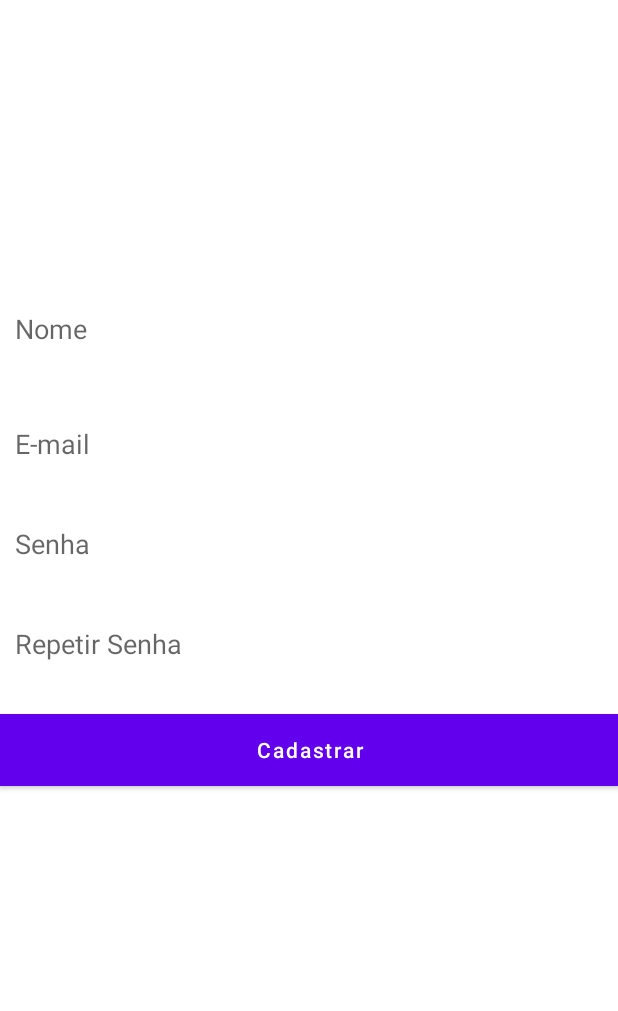
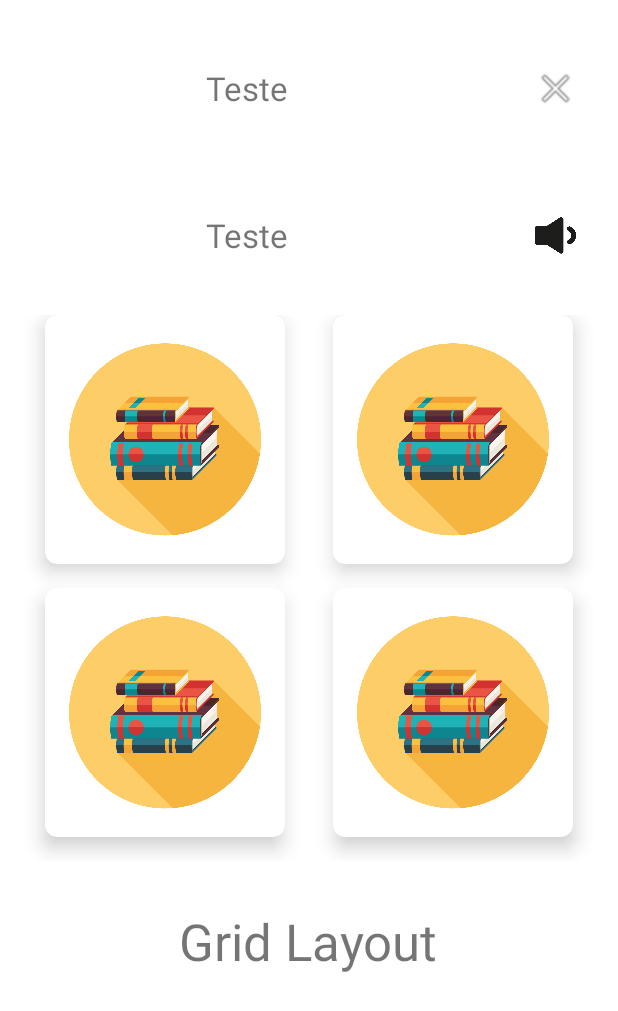
Before and after one commit to italoschramm/bibilinguoFront, an Android app: the fragment HomeFragment shown on its own in the app's theme, after a tap on an icon or button, on a phone screen of 412 x 824 dp. Shown: the top 1011 px of the screen. Run offline under Robolectric (Android 15) with nearby library versions, the light colour scheme and no system bars; network calls fail.

Commit message:
new fragment

```diff
--- a/app/build.gradle
+++ b/app/build.gradle
@@ -7,7 +7,7 @@ android {
 
     defaultConfig {
         applicationId "br.com.italoschramm.bibilinguo"
-        minSdkVersion 18
+        minSdkVersion 21
         targetSdkVersion 29
         versionCode 1
         versionName "1.0"
@@ -30,6 +30,7 @@ android {
 dependencies {
 
     implementation 'androidx.appcompat:appcompat:1.2.0'
+    implementation "androidx.cardview:cardview:1.0.0"
     implementation 'com.google.android.material:material:1.3.0'
     implementation 'androidx.constraintlayout:constraintlayout:2.0.4'
     implementation 'androidx.navigation:navigation-fragment:2.2.2'
--- /dev/null
+++ b/app/src/main/java/br/com/italoschramm/bibilinguo/LessonActivity.java
@@ -0,0 +1,14 @@
+package br.com.italoschramm.bibilinguo;
+
+import androidx.appcompat.app.AppCompatActivity;
+
+import android.os.Bundle;
+
+public class LessonActivity extends AppCompatActivity {
+
+    @Override
+    protected void onCreate(Bundle savedInstanceState) {
+        super.onCreate(savedInstanceState);
+        setContentView(R.layout.activity_lesson);
+    }
+}
--- a/app/src/main/java/br/com/italoschramm/bibilinguo/ui/home/HomeFragment.java
+++ b/app/src/main/java/br/com/italoschramm/bibilinguo/ui/home/HomeFragment.java
@@ -11,6 +11,7 @@ import androidx.annotation.NonNull;
 import androidx.fragment.app.Fragment;
 import androidx.lifecycle.ViewModelProvider;
 
+import br.com.italoschramm.bibilinguo.LessonActivity;
 import br.com.italoschramm.bibilinguo.R;
 import br.com.italoschramm.bibilinguo.RegisterActivity;
 
@@ -39,7 +40,7 @@ public class HomeFragment extends Fragment {
         ImageView imgLesson1 = (ImageView) root.findViewById(R.id.imageLesson1);
         imgLesson1.setOnClickListener(new View.OnClickListener() {
             public void onClick(View v) {
-                Intent registerActivity = new Intent(getActivity(), RegisterActivity.class);
+                Intent registerActivity = new Intent(getActivity(), LessonActivity.class);
                 startActivity(registerActivity);
             }
         });
--- /dev/null
+++ b/app/src/main/res/layout/activity_lesson.xml
@@ -0,0 +1,314 @@
+<?xml version="1.0" encoding="utf-8"?>
+<LinearLayout xmlns:android="http://schemas.android.com/apk/res/android"
+    xmlns:app="http://schemas.android.com/apk/res-auto"
+    xmlns:tools="http://schemas.android.com/tools"
+    android:layout_width="match_parent"
+    android:layout_height="match_parent"
+    android:orientation="vertical"
+    android:weightSum="10"
+    tools:context=".LessonActivity">
+
+    <!-- Grid Title -->
+
+    <LinearLayout
+        android:layout_weight="1"
+        android:layout_width="match_parent"
+        android:layout_height="0dp"
+        android:layout_marginTop="20dp"
+        >
+
+        <!-- Column 1 Grid Title-->
+
+        <RelativeLayout
+            android:layout_weight="0.8"
+            android:layout_width="0dp"
+            android:layout_height="match_parent"
+            android:orientation="horizontal" >
+
+            <TextView
+                android:layout_width="match_parent"
+                android:layout_height="wrap_content"
+                android:layout_gravity="center"
+                android:layout_centerInParent="true"
+                android:textAlignment="center"
+                android:textSize="22dp"
+                android:text="Teste">
+
+            </TextView>
+
+        </RelativeLayout>
+
+        <!-- Column 2 Grid Title-->
+
+        <RelativeLayout
+            android:layout_width="0dp"
+            android:layout_weight="0.2"
+            android:layout_height="match_parent"
+            android:orientation="horizontal">
+
+            <ImageView
+                android:id="@+id/imageCloseLesson"
+                android:src="@drawable/ic_menu_close_clear_cancel"
+                android:layout_width="30dp"
+                android:layout_height="30dp"
+                android:layout_gravity="center"
+                android:layout_centerInParent="true">
+
+            </ImageView>
+
+        </RelativeLayout>
+
+
+    </LinearLayout>
+
+
+    <!-- Grid Question -->
+
+    <LinearLayout
+        android:layout_weight="1"
+        android:layout_width="match_parent"
+        android:layout_height="0dp"
+        android:layout_marginTop="20dp">
+
+            <!-- Grid Question - Column 1-->
+
+            <RelativeLayout
+                android:layout_weight="0.8"
+                android:layout_width="0dp"
+                android:layout_height="match_parent"
+                android:orientation="horizontal">
+
+                <TextView
+                    android:layout_width="match_parent"
+                    android:layout_height="wrap_content"
+                    android:layout_gravity="center"
+                    android:layout_centerInParent="true"
+                    android:textAlignment="center"
+                    android:textSize="22dp"
+                    android:text="Teste">
+                </TextView>
+        </RelativeLayout>
+
+        <!-- Grid Question - Column 2-->
+
+        <RelativeLayout
+            android:layout_width="0dp"
+            android:layout_weight="0.2"
+            android:layout_height="match_parent"
+            android:orientation="horizontal">
+
+            <ImageView
+                android:id="@+id/imageLessonSound"
+                android:src="@drawable/sound"
+                android:layout_width="30dp"
+                android:layout_height="30dp"
+                android:layout_gravity="center"
+                android:layout_centerInParent="true">
+
+            </ImageView>
+
+        </RelativeLayout>
+
+    </LinearLayout>
+
+    <GridLayout
+        android:columnCount="2"
+        android:rowCount="2"
+        android:alignmentMode="alignMargins"
+        android:columnOrderPreserved="false"
+        android:layout_width="match_parent"
+        android:layout_weight="5"
+        android:layout_height="0dp"
+        android:padding = "14dp"
+        >
+
+        <!-- Row 1 -->
+        <!-- Column 1 -->
+        <androidx.cardview.widget.CardView
+            android:layout_width="0dp"
+            android:layout_height="0dp"
+            android:layout_columnWeight="1"
+            android:layout_rowWeight="1"
+            android:layout_marginBottom="16dp"
+            android:layout_marginLeft="16dp"
+            android:layout_marginRight="16dp"
+            app:cardElevation="8dp"
+            app:cardCornerRadius="8dp"
+            >
+
+            <LinearLayout
+                android:layout_gravity="center_horizontal|center_vertical"
+                android:layout_margin="16dp"
+                android:orientation="vertical"
+                android:layout_width="wrap_content"
+                android:layout_height="wrap_content">
+
+                <ImageView
+                    android:src="@drawable/lesson1"
+                    android:layout_gravity="center_vertical"
+                    android:layout_width="wrap_content"
+                    android:layout_height="wrap_content">
+
+                </ImageView>
+
+                <TextView
+                    android:text="Me"
+                    android:textAlignment="center"
+                    android:textSize="18sp"
+                    android:textStyle="bold"
+                    android:layout_width="wrap_content"
+                    android:layout_height="wrap_content">
+
+                </TextView>
+
+            </LinearLayout>
+
+        </androidx.cardview.widget.CardView>
+
+        <!-- Row 1 -->
+        <!-- Column 2 -->
+        <androidx.cardview.widget.CardView
+            android:layout_width="0dp"
+            android:layout_height="0dp"
+            android:layout_columnWeight="1"
+            android:layout_rowWeight="1"
+            android:layout_marginBottom="16dp"
+            android:layout_marginLeft="16dp"
+            android:layout_marginRight="16dp"
+            app:cardElevation="8dp"
+            app:cardCornerRadius="8dp"
+            >
+
+            <LinearLayout
+                android:layout_gravity="center_horizontal|center_vertical"
+                android:layout_margin="16dp"
+                android:orientation="vertical"
+                android:layout_width="wrap_content"
+                android:layout_height="wrap_content">
+
+                <ImageView
+                    android:src="@drawable/lesson1"
+                    android:layout_gravity="center_vertical"
+                    android:layout_width="wrap_content"
+                    android:layout_height="wrap_content">
+
+                </ImageView>
+
+                <TextView
+                    android:text="Me"
+                    android:textAlignment="center"
+                    android:textSize="18sp"
+                    android:textStyle="bold"
+                    android:layout_width="wrap_content"
+                    android:layout_height="wrap_content">
+
+                </TextView>
+
+            </LinearLayout>
+
+        </androidx.cardview.widget.CardView>
+
+        <!-- Row 2 -->
+        <!-- Column 1 -->
+        <androidx.cardview.widget.CardView
+            android:layout_width="0dp"
+            android:layout_height="0dp"
+            android:layout_columnWeight="1"
+            android:layout_rowWeight="1"
+            android:layout_marginBottom="16dp"
+            android:layout_marginLeft="16dp"
+            android:layout_marginRight="16dp"
+            app:cardElevation="8dp"
+            app:cardCornerRadius="8dp"
+            >
+
+            <LinearLayout
+                android:layout_gravity="center_horizontal|center_vertical"
+                android:layout_margin="16dp"
+                android:orientation="vertical"
+                android:layout_width="wrap_content"
+                android:layout_height="wrap_content">
+
+                <ImageView
+                    android:src="@drawable/lesson1"
+                    android:layout_gravity="center_vertical"
+                    android:layout_width="wrap_content"
+                    android:layout_height="wrap_content">
+
+                </ImageView>
+
+                <TextView
+                    android:text="Me"
+                    android:textAlignment="center"
+                    android:textSize="18sp"
+                    android:textStyle="bold"
+                    android:layout_width="wrap_content"
+                    android:layout_height="wrap_content">
+
+                </TextView>
+
+            </LinearLayout>
+
+        </androidx.cardview.widget.CardView>
+
+        <!-- Row 2 -->
+        <!-- Column 2 -->
+        <androidx.cardview.widget.CardView
+            android:layout_width="0dp"
+            android:layout_height="0dp"
+            android:layout_columnWeight="1"
+            android:layout_rowWeight="1"
+            android:layout_marginBottom="16dp"
+            android:layout_marginLeft="16dp"
+            android:layout_marginRight="16dp"
+            app:cardElevation="8dp"
+            app:cardCornerRadius="8dp"
+            >
+
+            <LinearLayout
+                android:layout_gravity="center_horizontal|center_vertical"
+                android:layout_margin="16dp"
+                android:orientation="vertical"
+                android:layout_width="wrap_content"
+                android:layout_height="wrap_content">
+
+                <ImageView
+                    android:src="@drawable/lesson1"
+                    android:layout_gravity="center_vertical"
+                    android:layout_width="wrap_content"
+                    android:layout_height="wrap_content">
+
+                </ImageView>
+
+                <TextView
+                    android:text="Me"
+                    android:textAlignment="center"
+                    android:textSize="18sp"
+                    android:textStyle="bold"
+                    android:layout_width="wrap_content"
+                    android:layout_height="wrap_content">
+
+                </TextView>
+
+            </LinearLayout>
+
+        </androidx.cardview.widget.CardView>
+
+    </GridLayout>
+
+    <RelativeLayout
+        android:layout_weight="1"
+        android:layout_width="match_parent"
+        android:layout_height="0dp">
+
+        <TextView
+            android:id="@+id/textLessonAnswer"
+            android:text="Grid Layout"
+            android:textSize="34dp"
+            android:layout_centerInParent="true"
+            android:layout_width="wrap_content"
+            android:layout_height="wrap_content" />
+
+    </RelativeLayout>
+
+</LinearLayout>
```
Also changed, not shown: app/src/main/AndroidManifest.xml (+8 -4 lines), app/src/main/res/drawable/sound.png (added).
